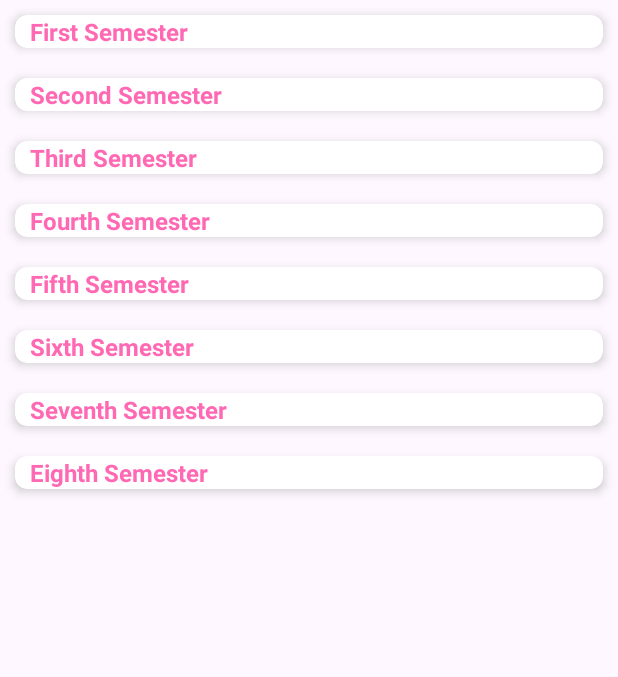
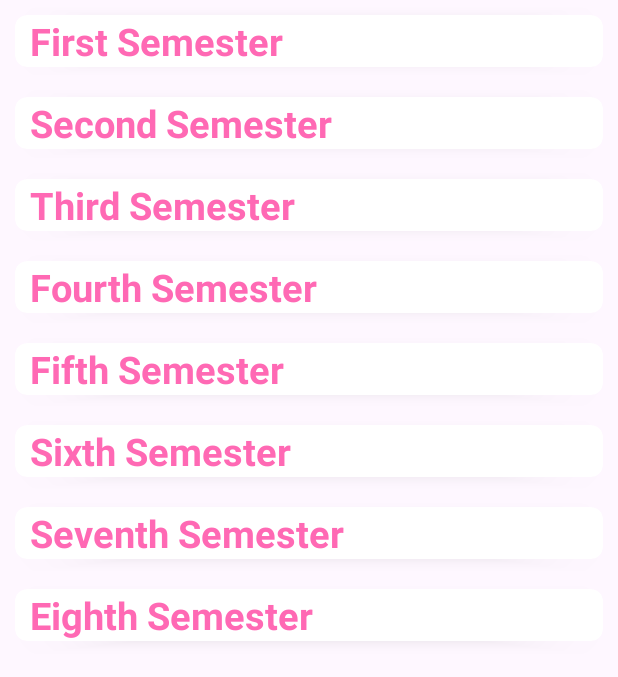
Before and after one commit to suman-shah/iasnapp, an Android app: the screen it shows after launch (MainActivity), on a phone screen of 412 x 824 dp. Shown: the top 677 px of the screen. Run offline under Robolectric (Android 15) with nearby library versions, the phone set to English and light mode, and no system bars.

Commit message:
Color and font size of Chapter and Topics are adjusted

```diff
--- a/app/src/main/AndroidManifest.xml
+++ b/app/src/main/AndroidManifest.xml
@@ -370,7 +370,7 @@
             android:name=".activities.FullViewEngineeringDrawingI"
             android:exported="false" />
         <activity
-            android:name=".activities.MainActivity"
+            android:name=".activities.MainActivity" android:label="Electrical Engineering (BEL)"
             android:exported="true">
             <intent-filter>
                 <action android:name="android.intent.action.MAIN" />
--- a/app/src/main/res/layout/chapter_item.xml
+++ b/app/src/main/res/layout/chapter_item.xml
@@ -20,7 +20,7 @@
             android:layout_marginStart="10dp"
             android:text="Chapter"
             android:textColor="@color/hotpink"
-            android:textSize="16sp"
+            android:textSize="25sp"
             android:textStyle="bold" />
 
 
--- a/app/src/main/res/layout/topics_item.xml
+++ b/app/src/main/res/layout/topics_item.xml
@@ -26,7 +26,7 @@
             android:layout_gravity="center_vertical"
             android:text="Topic"
             android:textColor="@color/aloe"
-            android:textSize="14dp"
+            android:textSize="20sp"
             android:textStyle="normal" />
 
 
--- a/app/src/main/res/values/colors.xml
+++ b/app/src/main/res/values/colors.xml
@@ -2,6 +2,6 @@
 <resources>
     <color name="black">#FF000000</color>
     <color name="white">#FFFFFFFF</color>
-    <color name="aloe">#a0da86</color>
+    <color name="aloe">#60A044</color>
     <color name="hotpink">#FF69B4</color>
 </resources>
```
